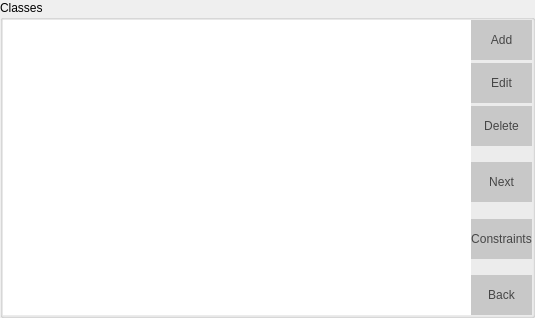
First picture: the form in Orar/OrarApp/RoomView.ui, repository alexandrutm/UnivTimetable, before the edit.
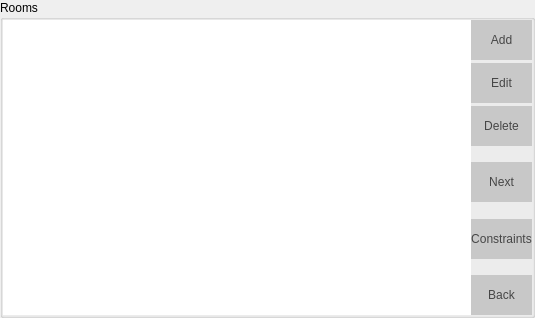
Second picture: the form after the edit.

What changed in the file:
```diff
--- a/Orar/OrarApp/RoomView.ui
+++ b/Orar/OrarApp/RoomView.ui
@@ -32,7 +32,7 @@
    <item row="0" column="0">
     <widget class="QGroupBox" name="groupBox">
      <property name="title">
-      <string>Classes</string>
+      <string>Rooms</string>
      </property>
      <layout class="QVBoxLayout" name="verticalLayout_7" stretch="0">
       <property name="spacing">
```
